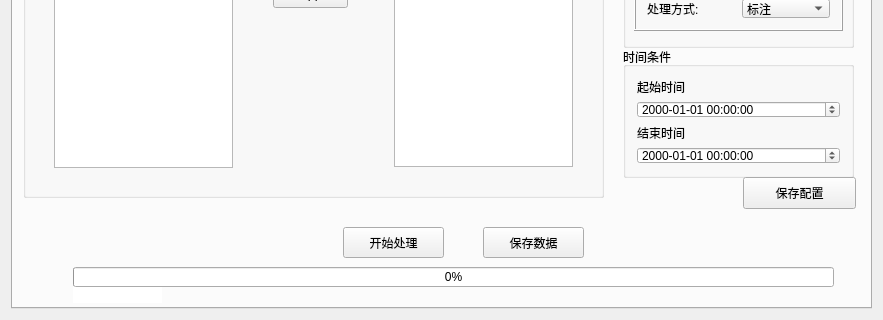
Qt form dialog.ui (Q55/windrose) before a commit; both pictures show x 0 to 883 and y 380 to 700 of the 883 by 700 pixel window.
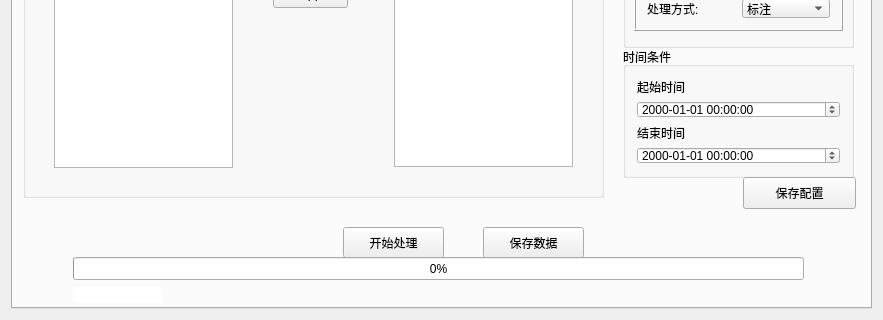
The same form after that commit.

```diff
--- a/dialog.ui
+++ b/dialog.ui
@@ -21,6 +21,9 @@
        <pointsize>9</pointsize>
       </font>
      </property>
+     <property name="autoFillBackground">
+      <bool>false</bool>
+     </property>
      <property name="tabShape">
       <enum>QTabWidget::Rounded</enum>
      </property>
@@ -713,22 +716,6 @@
         </widget>
        </widget>
       </widget>
-      <widget class="QProgressBar" name="progressBar">
-       <property name="geometry">
-        <rect>
-         <x>60</x>
-         <y>610</y>
-         <width>761</width>
-         <height>20</height>
-        </rect>
-       </property>
-       <property name="value">
-        <number>0</number>
-       </property>
-       <property name="alignment">
-        <set>Qt::AlignCenter</set>
-       </property>
-      </widget>
       <widget class="QLineEdit" name="lineEdit_tips">
        <property name="geometry">
         <rect>
@@ -783,6 +770,19 @@
         <bool>false</bool>
        </property>
       </widget>
+      <widget class="QProgressBar" name="progressBar">
+       <property name="geometry">
+        <rect>
+         <x>60</x>
+         <y>600</y>
+         <width>731</width>
+         <height>23</height>
+        </rect>
+       </property>
+       <property name="value">
+        <number>0</number>
+       </property>
+      </widget>
      </widget>
      <widget class="QWidget" name="tab_2">
       <attribute name="title">
```
Left out of the diff: 4 changed lines with no effect on the pictures.
